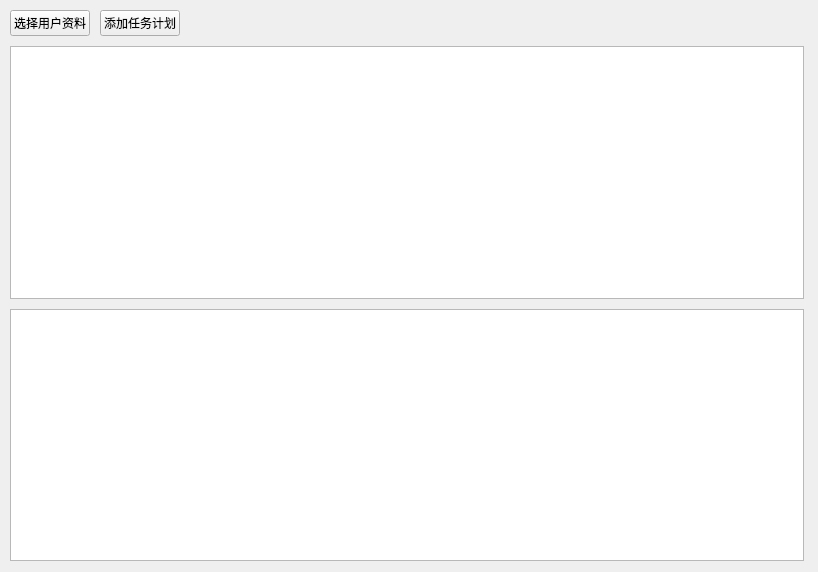
This is main/mainwindow.ui in kinglon/buyer as Qt 5 draws it before an edit. The edited form follows.
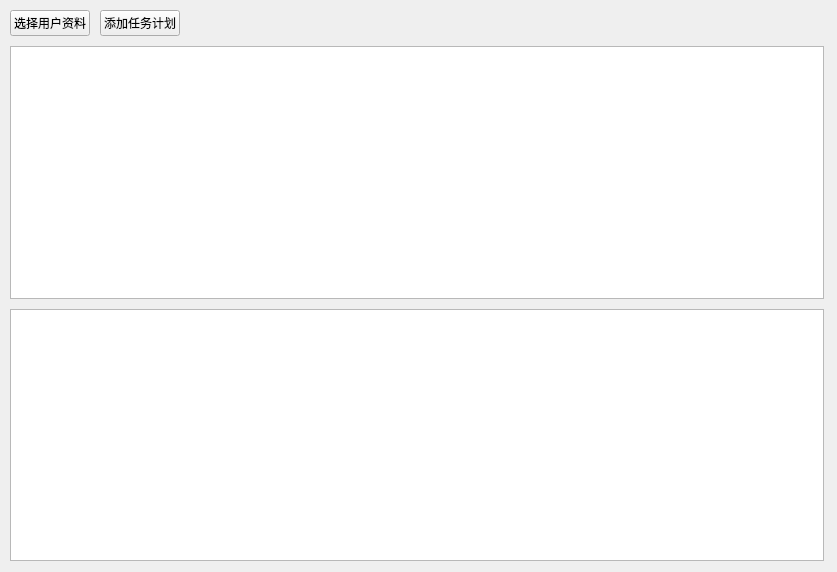
This is the edited form.

```diff
--- a/main/mainwindow.ui
+++ b/main/mainwindow.ui
@@ -6,7 +6,7 @@
    <rect>
     <x>0</x>
     <y>0</y>
-    <width>818</width>
+    <width>837</width>
     <height>572</height>
    </rect>
   </property>
@@ -25,7 +25,7 @@
      <rect>
       <x>10</x>
       <y>10</y>
-      <width>794</width>
+      <width>814</width>
       <height>551</height>
      </rect>
     </property>
@@ -68,7 +68,7 @@
       <widget class="QListWidget" name="planList">
        <property name="minimumSize">
         <size>
-         <width>792</width>
+         <width>812</width>
          <height>0</height>
         </size>
        </property>
```
